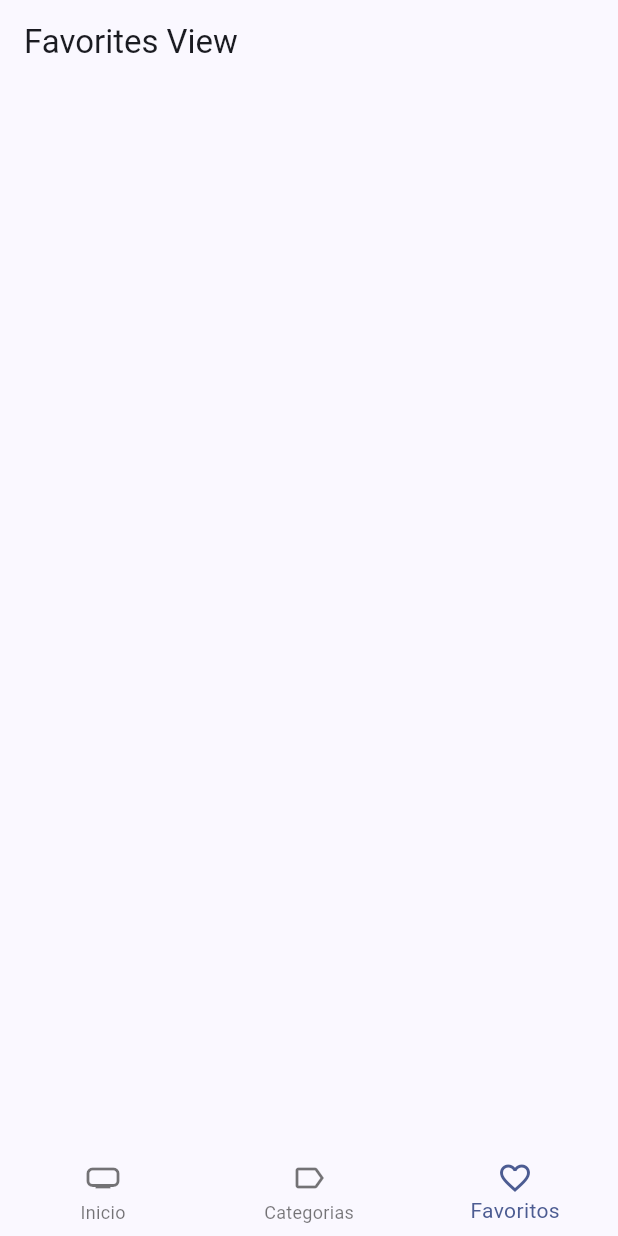
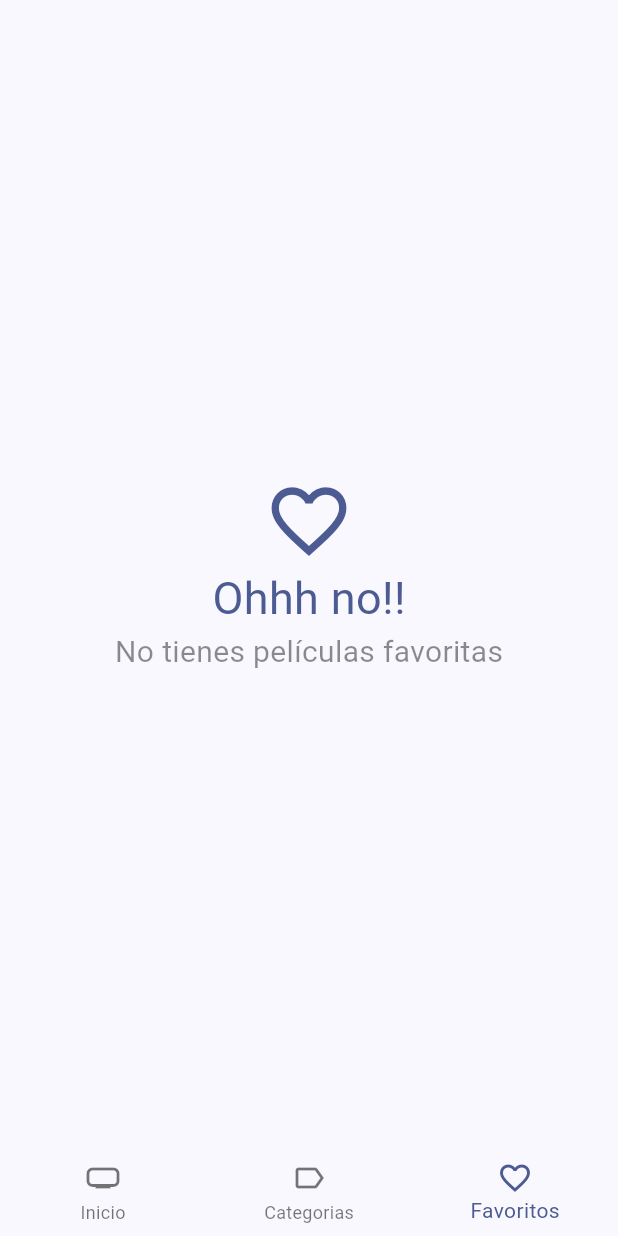
Before and after one commit to danielsimarro/cinemapedia, a Flutter app: the screen it shows after launch, item 3 of the bottom bar chosen, on a phone screen of 412 x 824 dp. Run offline on Flutter 3.47's test engine with Material 2 defaults, Android fonts, the phone set to English and light mode, and no system bars; our stand-ins replace animate_do, card_swiper, dio, flutter_dotenv, flutter_riverpod, go_router and 1 more; accounts and stored records are empty; generated files the repository leaves out were written again; network calls fail.

Commit message:
favorites_scroll

```diff
--- a/lib/presentation/screens/movies/movies_screen.dart
+++ b/lib/presentation/screens/movies/movies_screen.dart
@@ -204,8 +204,8 @@ class _CustomSliverAppbar extends ConsumerWidget {
         foregroundColor: Colors.white,
         actions: [
           IconButton(
-              onPressed: () {
-                ref.watch(localStorageRepositoryProvider).toggleFavorite(movie);
+              onPressed: () async{
+                await ref.read(favoriteMoviesProvider.notifier).toggleFavorite(movie);
                 //Invalidamos esto para que vuelva a compronar si cuando pulsemos el boton
                 // esta en favorito asi realizamos la modificacion del mismo
                 ref.invalidate(isFavoriteProvider(movie.id));
--- a/lib/presentation/views/movies/favorites_view.dart
+++ b/lib/presentation/views/movies/favorites_view.dart
@@ -1,4 +1,4 @@
-import 'package:cinemapedia/presentation/screens/provider/storage/local_storage_provider.dart';
+import 'package:cinemapedia/presentation/views/movies/movies_masonry.dart';
 import 'package:flutter/material.dart';
 import 'package:flutter_riverpod/flutter_riverpod.dart';
 
@@ -14,27 +14,57 @@ class FavoritesView extends ConsumerStatefulWidget {
 }
 
 class FovoritesViewState extends ConsumerState<FavoritesView> {
+  bool isLastPage = false;
+  bool isLoading = false;
+
   @override
   void initState() {
     super.initState();
     ref.read(favoriteMoviesProvider.notifier).loadNextPage();
   }
 
+  void loadNextPage() async {
+    if (isLoading || isLastPage) return;
+    isLoading = true;
+
+    final movies =
+        await ref.read(favoriteMoviesProvider.notifier).loadNextPage();
+    isLoading = false;
+
+    if (movies.isEmpty) {
+      isLastPage = true;
+    }
+  }
+
   @override
   Widget build(BuildContext context) {
     final favoritesMovies = ref.watch(favoriteMoviesProvider).values.toList();
 
+    // Si no hay peliculas favoritas
+    if (favoritesMovies.isEmpty) {
+      final colors = Theme.of(context).colorScheme;
+      return Center(
+          child: Column(
+        mainAxisAlignment: MainAxisAlignment.center,
+        crossAxisAlignment: CrossAxisAlignment.center,
+        children: [
+          Icon(Icons.favorite_outline_sharp, size: 60, color: colors.primary),
+          Text(
+            'Ohhh no!!',
+            style: TextStyle(fontSize: 30, color: colors.primary),
+          ),
+          const Text(
+            'No tienes películas favoritas',
+            style: TextStyle(fontSize: 20, color: Colors.black45),
+          )
+        ],
+      ));
+    }
+
     return Scaffold(
-        appBar: AppBar(
-          title: const Text('Favorites View'),
-        ),
-        body: ListView.builder(
-            itemCount: favoritesMovies.length,
-            itemBuilder: (context, index) {
-              final movie = favoritesMovies[index];
-              return ListTile(
-                title: Text(movie.title),
-              );
-            }));
+        body: MoviesMansonry(
+      loadNextPage: loadNextPage,
+      movies: favoritesMovies,
+    ));
   }
 }
```
Also changed, not shown: lib/presentation/screens/provider/storage/favorite_movies_provider.dart (+16 -2 lines), lib/presentation/views/movies/movie_poster_link.dart (added, +23 -0 lines), lib/presentation/views/movies/movies_masonry.dart (added, +68 -0 lines).
